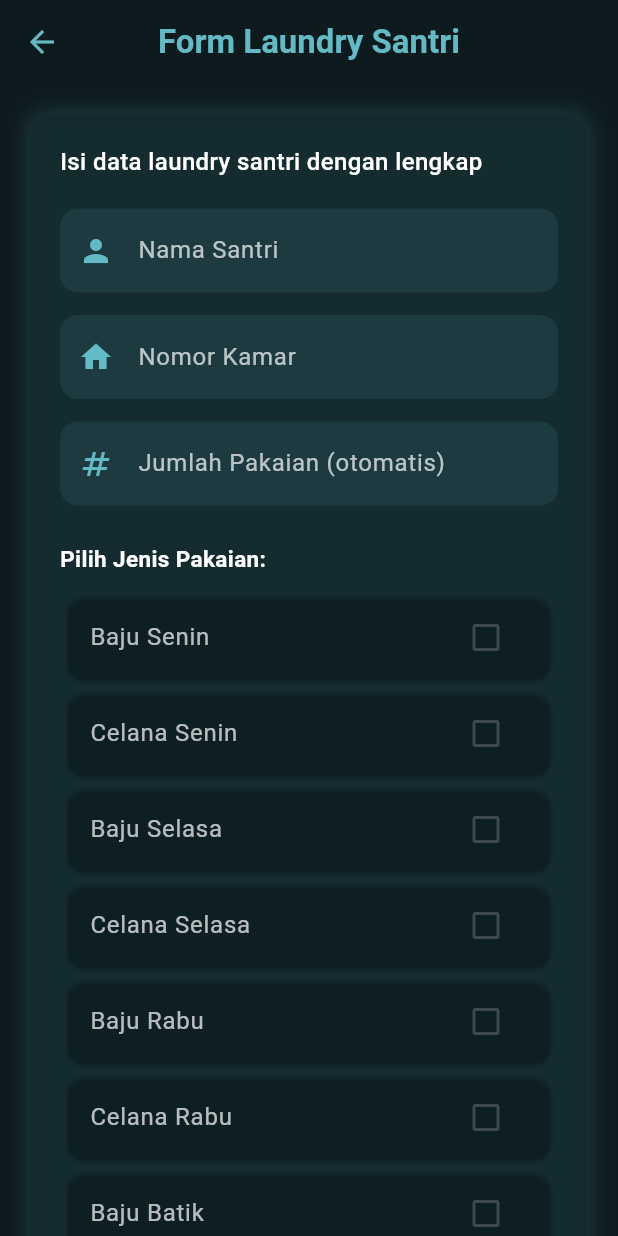
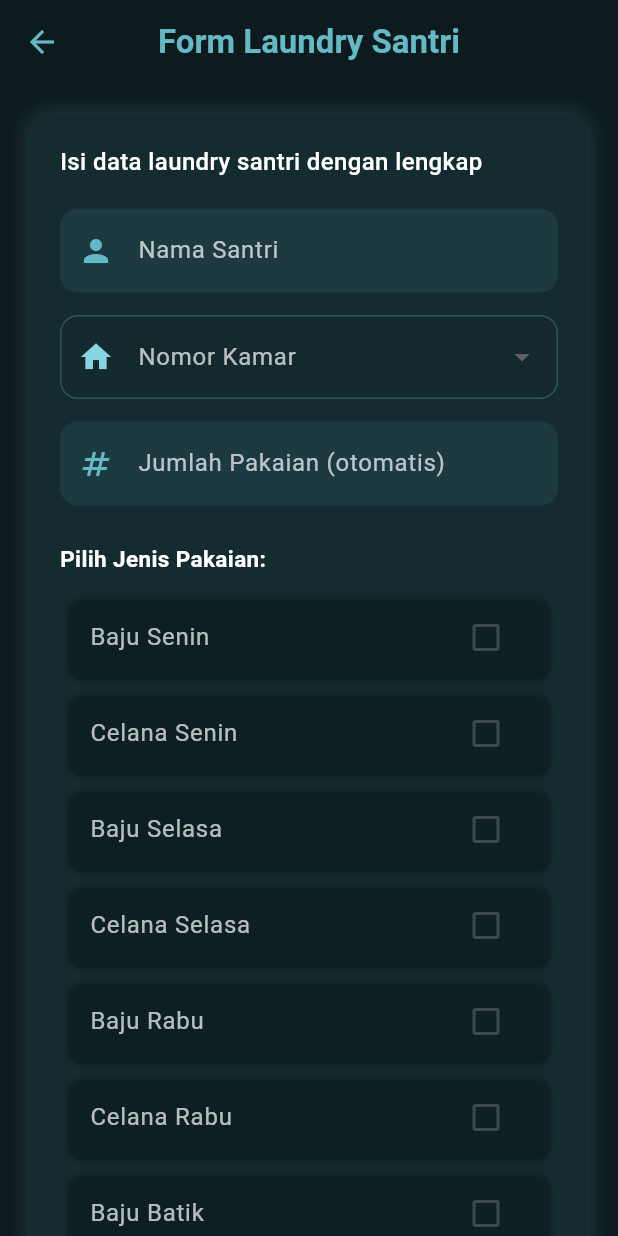
Before and after one commit to mfwwazal/syifa_laundry, a Flutter app: the FormSantriPage screen opened directly, on a phone screen of 412 x 824 dp. Run offline on Flutter 3.47's test engine with Material 3 defaults, Android fonts, the phone set to English and light mode, and no system bars; our stand-ins replace cloud_firestore, firebase_auth, firebase_core, shared_preferences; accounts and stored records are empty.

Commit message:
Update beberapa file UI dan perbaiki koneksi Firestore

```diff
--- a/lib/form_santri_page.dart
+++ b/lib/form_santri_page.dart
@@ -137,11 +137,18 @@ class _FormSantriPageState extends State<FormSantriPage> {
                 ),
                 const SizedBox(height: 15),
 
-                _buildInputField(
+                _buildDropdownField(
                   controller: _roomController,
                   label: 'Nomor Kamar',
                   icon: Icons.home,
+                  items: const [
+                    '11.01',
+                    '11.02',
+                    '11.03',
+                    '11.04',
+                  ],
                 ),
+
                 const SizedBox(height: 15),
 
                 // Jumlah Pakaian (otomatis & non-editable)
@@ -152,8 +159,7 @@ class _FormSantriPageState extends State<FormSantriPage> {
                   decoration: InputDecoration(
                     labelText: 'Jumlah Pakaian (otomatis)',
                     labelStyle: const TextStyle(color: Colors.white70),
-                    prefixIcon:
-                        const Icon(Icons.numbers, color: primaryCyan),
+                    prefixIcon: const Icon(Icons.numbers, color: primaryCyan),
                     filled: true,
                     fillColor: const Color(0xFF1C3A40),
                     border: OutlineInputBorder(
@@ -268,4 +274,59 @@ class _FormSantriPageState extends State<FormSantriPage> {
       validator: (value) => value!.isEmpty ? '$label wajib diisi' : null,
     );
   }
+
+  Widget _buildDropdownField({
+    required TextEditingController controller,
+    required String label,
+    required IconData icon,
+    required List<String> items,
+  }) {
+    const Color primaryCyan = Color(0xFF63B9C4);
+    const Color lightCyan = Color(0xFF86D5E0);
+
+    String? selectedValue = controller.text.isNotEmpty ? controller.text : null;
+
+    return StatefulBuilder(
+      builder: (context, setState) {
+        return DropdownButtonFormField<String>(
+          value: selectedValue,
+          dropdownColor: const Color(0xFF14292E),
+          style: const TextStyle(color: Colors.white),
+          decoration: InputDecoration(
+            labelText: label,
+            labelStyle: const TextStyle(color: Colors.white70),
+            prefixIcon: Icon(icon, color: lightCyan),
+            filled: true,
+            fillColor: const Color(0xFF14292E),
+            border: OutlineInputBorder(
+              borderRadius: BorderRadius.circular(12),
+              borderSide: BorderSide(color: primaryCyan.withOpacity(0.5)),
+            ),
+            enabledBorder: OutlineInputBorder(
+              borderRadius: BorderRadius.circular(12),
+              borderSide: BorderSide(color: primaryCyan.withOpacity(0.3)),
+            ),
+            focusedBorder: OutlineInputBorder(
+              borderRadius: BorderRadius.circular(12),
+              borderSide: BorderSide(color: lightCyan, width: 1.5),
+            ),
+          ),
+          items: items.map((String value) {
+            return DropdownMenuItem<String>(
+              value: value,
+              child: Text(value, style: const TextStyle(color: Colors.white)),
+            );
+          }).toList(),
+          onChanged: (value) {
+            setState(() {
+              selectedValue = value;
+              controller.text = value ?? '';
+            });
+          },
+          validator: (value) =>
+              (value == null || value.isEmpty) ? 'Pilih nomor kamar' : null,
+        );
+      },
+    );
+  }
 }
```
Also changed, not shown: lib/mandiri_page.dart (+64 -9 lines).
